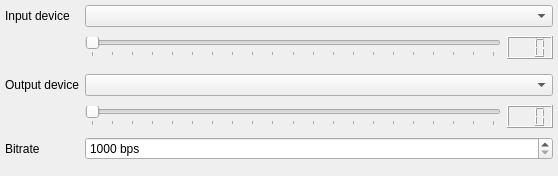
Above: src/plugins/jinglertp/audiooptions.ui from eyecu-im/eyecu-qt before the change. Below: the same form after it.
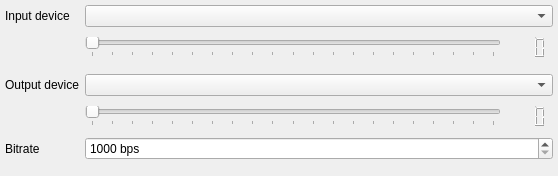
That is the form after the change. Custom widgets are drawn as their Qt base class.

Commit message: Remove frames around input and output audio levels.

The edit to the form file:
```diff
--- a/src/plugins/jinglertp/audiooptions.ui
+++ b/src/plugins/jinglertp/audiooptions.ui
@@ -119,6 +119,9 @@
          <verstretch>0</verstretch>
         </sizepolicy>
        </property>
+       <property name="frameShape">
+        <enum>QFrame::NoFrame</enum>
+       </property>
        <property name="digitCount">
         <number>3</number>
        </property>
@@ -164,6 +167,9 @@
          <verstretch>0</verstretch>
         </sizepolicy>
        </property>
+       <property name="frameShape">
+        <enum>QFrame::NoFrame</enum>
+       </property>
        <property name="digitCount">
         <number>3</number>
        </property>
```
